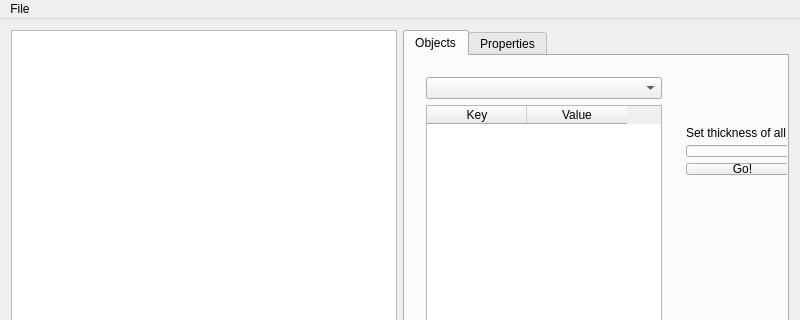
The window that level_editor/LevelEditor/mainwindow.ui (dmaulikr/Ballgame) describes before a commit, drawn with Qt 5; both pictures show x 0 to 800 and y 0 to 320 of the 800 by 600 pixel window.
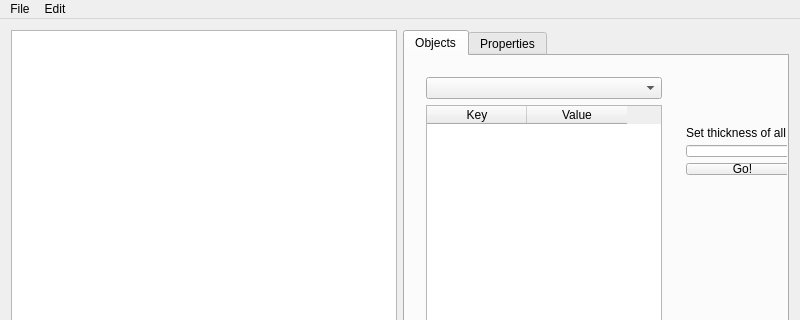
The same window after the commit. Custom widgets are drawn as their Qt base class.

Patch:
```diff
--- a/level_editor/LevelEditor/mainwindow.ui
+++ b/level_editor/LevelEditor/mainwindow.ui
@@ -253,7 +253,15 @@
     <addaction name="separator"/>
     <addaction name="actionExit"/>
    </widget>
+   <widget class="QMenu" name="menuEdit">
+    <property name="title">
+     <string>Edit</string>
+    </property>
+    <addaction name="actionUndo"/>
+    <addaction name="actionRedo"/>
+   </widget>
    <addaction name="menuFile"/>
+   <addaction name="menuEdit"/>
   </widget>
   <widget class="QStatusBar" name="statusBar"/>
   <action name="actionNew_Level">
```
Left out of the diff: 54 changed lines with no effect on the pictures.
